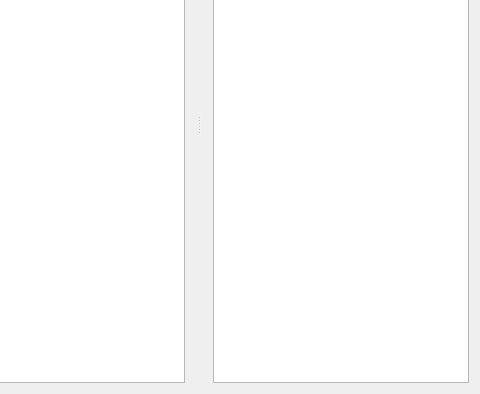
Above: src/MainWindow.ui from pdkvi/boardroom before the change; both pictures show x 226 to 706 and y 165 to 559 of the 706 by 559 pixel window. Below: the same form after it.
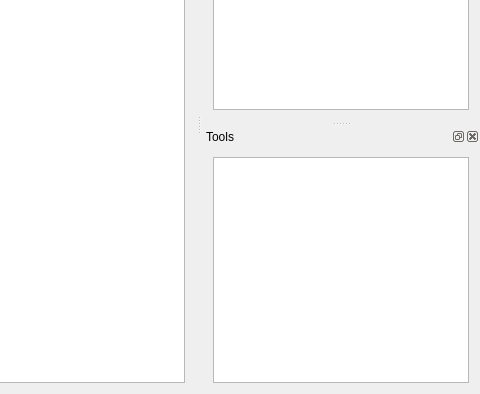
That is the form after the change. Custom widgets are drawn as their Qt base class.

Commit message:
Create a basis for creating custom tools and items for them (#20)
* Create a basis for creating custom tools and items for them

* Added a prototype for model of whiteboard tools

Patch:
```diff
--- a/src/MainWindow.ui
+++ b/src/MainWindow.ui
@@ -58,6 +58,21 @@
    </widget>
    <addaction name="debugMenu"/>
   </widget>
+  <widget class="QDockWidget" name="toolsDock">
+   <property name="windowTitle">
+    <string>Tools</string>
+   </property>
+   <attribute name="dockWidgetArea">
+    <number>2</number>
+   </attribute>
+   <widget class="QWidget" name="dockWidgetContents_2">
+    <layout class="QGridLayout" name="gridLayout_3">
+     <item row="0" column="0">
+      <widget class="QListView" name="toolsView"/>
+     </item>
+    </layout>
+   </widget>
+  </widget>
   <action name="whiteboardViewDebugRenderingAction">
    <property name="checkable">
     <bool>true</bool>
```
The commit also changes 21 other files.
